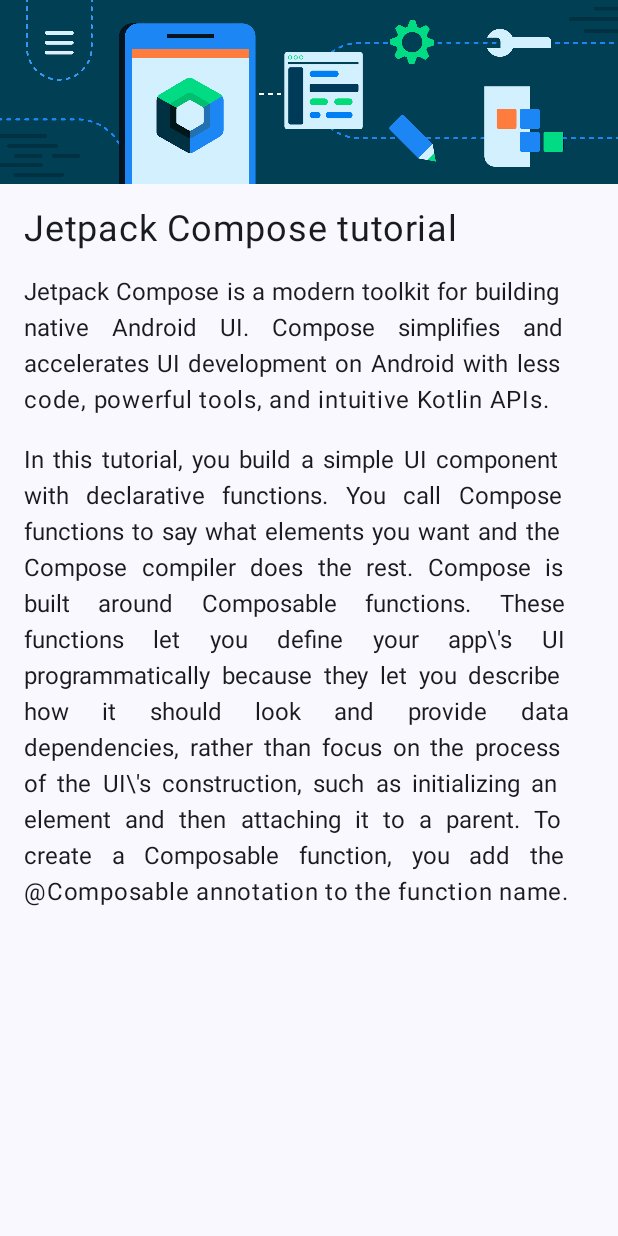
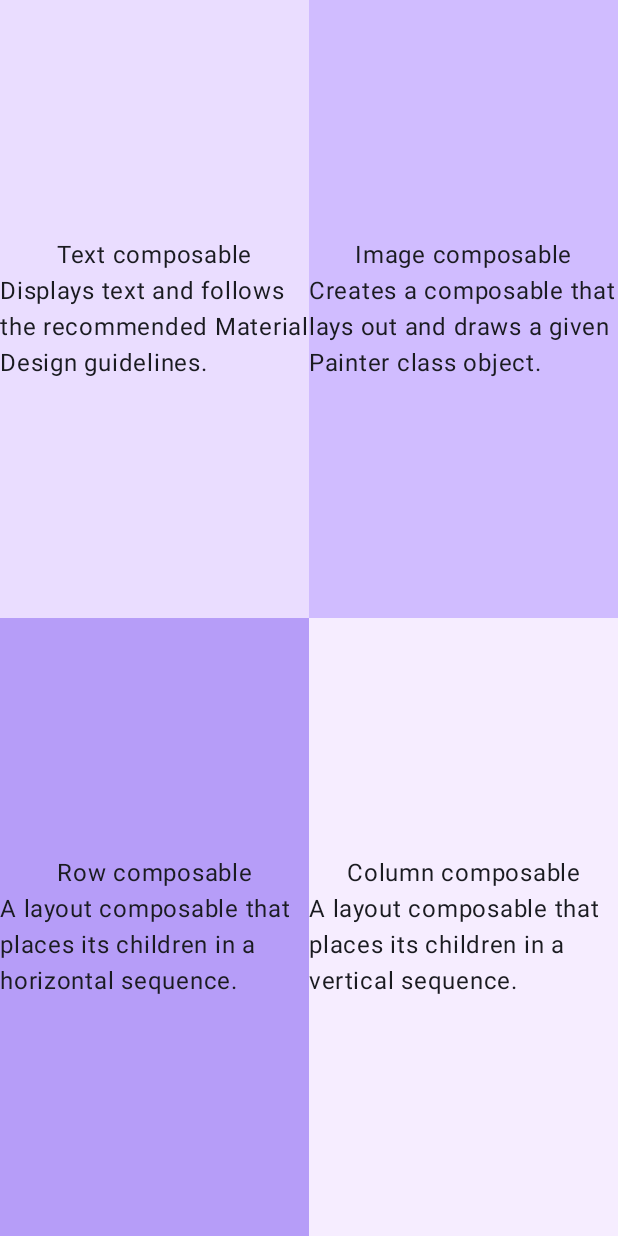
Before and after one commit to UsmanQT/kotlin-android-learn, an Android app built with Jetpack Compose: the screen it shows after launch (MainActivity), on a phone screen of 412 x 824 dp. Run offline under Robolectric (Android 15) with nearby library versions, the light colour scheme and no system bars.

Commit message:
different approaches for setting up columns and rows in a quadrant

```diff
--- a/app/src/main/java/com/example/articleapp/MainActivity.kt
+++ b/app/src/main/java/com/example/articleapp/MainActivity.kt
@@ -4,9 +4,12 @@
 import androidx.activity.ComponentActivity
 import androidx.activity.compose.setContent
 import androidx.compose.foundation.Image
+import androidx.compose.foundation.background
 import androidx.compose.foundation.layout.Arrangement
 import androidx.compose.foundation.layout.Column
+import androidx.compose.foundation.layout.Row
 import androidx.compose.foundation.layout.fillMaxSize
+import androidx.compose.foundation.layout.fillMaxWidth
 import androidx.compose.foundation.layout.padding
 import androidx.compose.material3.MaterialTheme
 import androidx.compose.material3.Surface
@@ -14,7 +17,9 @@
 import androidx.compose.runtime.Composable
 import androidx.compose.ui.Alignment
 import androidx.compose.ui.Modifier
+import androidx.compose.ui.graphics.Color
 import androidx.compose.ui.res.painterResource
+import androidx.compose.ui.text.font.FontWeight
 import androidx.compose.ui.text.style.TextAlign
 import androidx.compose.ui.tooling.preview.Preview
 import androidx.compose.ui.unit.dp
@@ -31,15 +36,27 @@
                     modifier = Modifier.fillMaxSize(),
                     color = MaterialTheme.colorScheme.background
                 ) {
-                    Column(
-                        horizontalAlignment = Alignment.CenterHorizontally
-                    ) {
-                        WideImage()
-                        AllTexts(textHeading = getString(R.string.jetpack_compose_tutorial),
-                            textBody = getString(R.string.bodytext),
-                            textBody2 = getString(R.string.bodyText2),
-                            modifier = Modifier)
-                    }
+//                    Column(
+//                        horizontalAlignment = Alignment.CenterHorizontally
+//                    ) {
+//                        WideImage()
+//                        AllTexts(textHeading = getString(R.string.jetpack_compose_tutorial),
+//                            textBody = getString(R.string.bodytext),
+//                            textBody2 = getString(R.string.bodyText2),
+//                            modifier = Modifier)
+//                    }
+                    QuadrantsCheck(
+                        "Displays text and follows the recommended Material Design guidelines.",
+                        "Text composable",
+                        "Creates a composable that lays out and draws a given Painter class object.",
+                        "Image composable",
+                        "A layout composable that places its children in a horizontal sequence.",
+                        "Row composable",
+                        "A layout composable that places its children in a vertical sequence.",
+                        "Column composable",
+                        modifier = Modifier
+
+                    )
 
                 }
             }
@@ -79,6 +96,152 @@
     }
 }
 
+@Composable
+fun Quadrants(
+    textBody1: String,
+    heading1: String,
+    textBody2: String,
+    heading2: String,
+    textBody3: String,
+    heading3: String,
+    textBody4: String,
+    heading4: String,
+    modifier: Modifier
+) {
+    Column(
+        modifier = modifier.fillMaxSize(),
+        verticalArrangement = Arrangement.SpaceBetween,
+        horizontalAlignment = Alignment.CenterHorizontally
+    ) {
+        Row(
+            modifier = Modifier.fillMaxWidth(),
+            horizontalArrangement = Arrangement.SpaceBetween
+        ) {
+            Column(
+                modifier = Modifier.weight(1f),
+                horizontalAlignment = Alignment.CenterHorizontally
+            ) {
+                Text(text = heading1)
+                Text(text = textBody1)
+            }
+            Column(
+                modifier = Modifier.weight(1f),
+                horizontalAlignment = Alignment.CenterHorizontally
+            ) {
+                Text(text = heading2)
+                Text(text = textBody2)
+            }
+        }
+        Row(
+            modifier = Modifier.fillMaxWidth(),
+            horizontalArrangement = Arrangement.SpaceBetween
+        ) {
+            Column(
+                modifier = Modifier.weight(1f),
+                horizontalAlignment = Alignment.CenterHorizontally
+            ) {
+                Text(text = heading3)
+                Text(text = textBody3)
+            }
+            Column(
+                modifier = Modifier.weight(1f),
+                horizontalAlignment = Alignment.CenterHorizontally
+            ) {
+                Text(text = heading4)
+                Text(text = textBody4)
+            }
+        }
+    }
+}
+
+@Composable
+private fun ComposableInfoCard(
+    title: String,
+    description: String,
+    backgroundColor: Color,
+    modifier: Modifier = Modifier
+) {
+    Column (
+        modifier = modifier
+            .fillMaxSize()
+            .background(backgroundColor)
+            .padding(16.dp),
+        verticalArrangement = Arrangement.Center,
+        horizontalAlignment = Alignment.CenterHorizontally
+    )  {
+        Text(
+            text = title,
+        )
+        Text(
+            text = description
+        )
+    }
+}
+
+
+@Composable
+fun QuadrantsCheck(
+    textBody1: String,
+    heading1: String,
+    textBody2: String,
+    heading2: String,
+    textBody3: String,
+    heading3: String,
+    textBody4: String,
+    heading4: String,
+    modifier: Modifier
+) {
+    Column(
+        verticalArrangement = Arrangement.SpaceBetween,
+        horizontalAlignment = Alignment.CenterHorizontally
+    ) {
+        Row(
+            modifier = Modifier.weight(1f),
+        ) {
+            Column(
+                modifier = Modifier.weight(1f).background(Color(0xFFEADDFF)).fillMaxSize(),
+                verticalArrangement = Arrangement.Center,
+                horizontalAlignment = Alignment.CenterHorizontally
+            ) {
+                Text(heading1)
+                Text(textBody1)
+            }
+            Column (
+                modifier = Modifier.weight(1f).background(Color(0xFFD0BCFF)).fillMaxSize(),
+                verticalArrangement = Arrangement.Center,
+                horizontalAlignment = Alignment.CenterHorizontally)
+            {
+                Text(heading2)
+                Text(textBody2)
+            }
+
+        }
+
+        Row(
+            modifier = Modifier.weight(1f),
+        ) {
+            Column (
+                modifier = Modifier.weight(1f).background(Color(0xFFB69DF8)).fillMaxSize(),
+                verticalArrangement = Arrangement.Center,
+                horizontalAlignment = Alignment.CenterHorizontally
+            ){
+                Text(heading3)
+                Text(textBody3)
+            }
+            Column (
+                modifier = Modifier.weight(1f).background(Color(0xFFF6EDFF)).fillMaxSize(),
+                verticalArrangement = Arrangement.Center,
+                horizontalAlignment = Alignment.CenterHorizontally
+                ) {
+                Text(heading4)
+                Text(textBody4)
+            }
+        }
+    }
+}
+
+
+
 @Preview(showBackground = true)
 @Composable
 fun GreetingPreview() {
```
